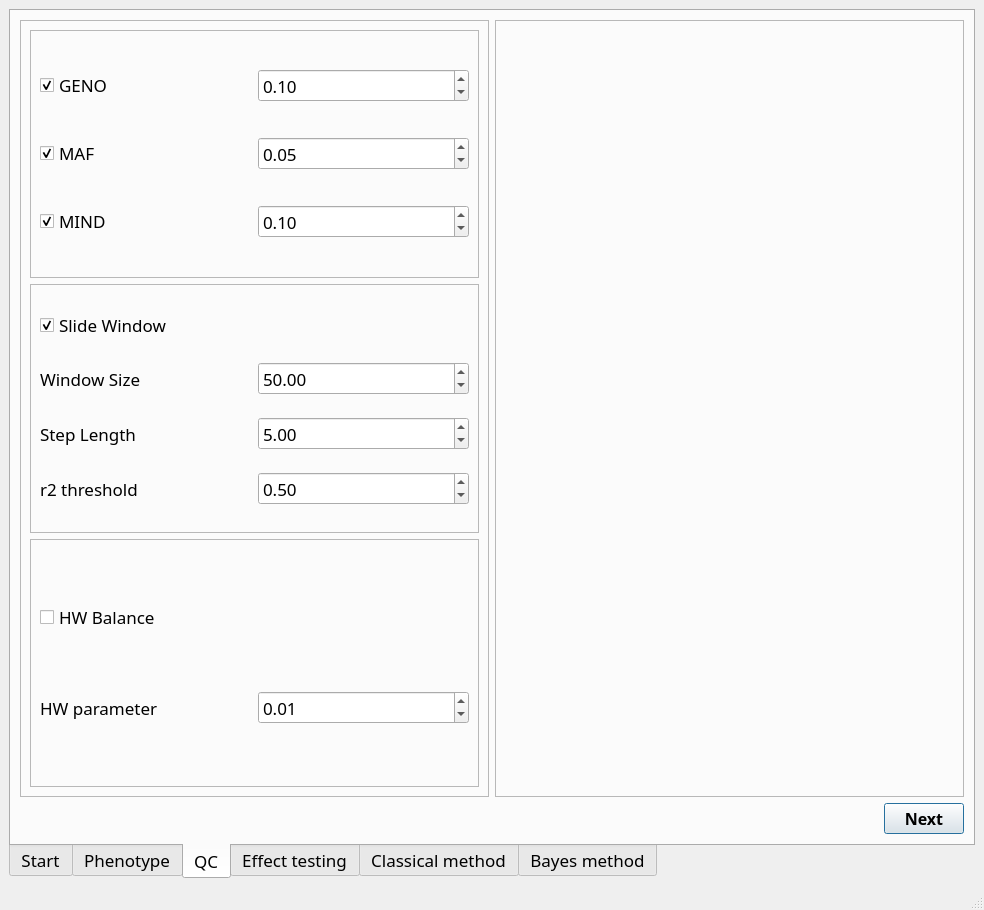
This is mainwindow.ui in LiangBeam9810/AquaGS_GUI as Qt 5 draws it before an edit. The edited form follows.
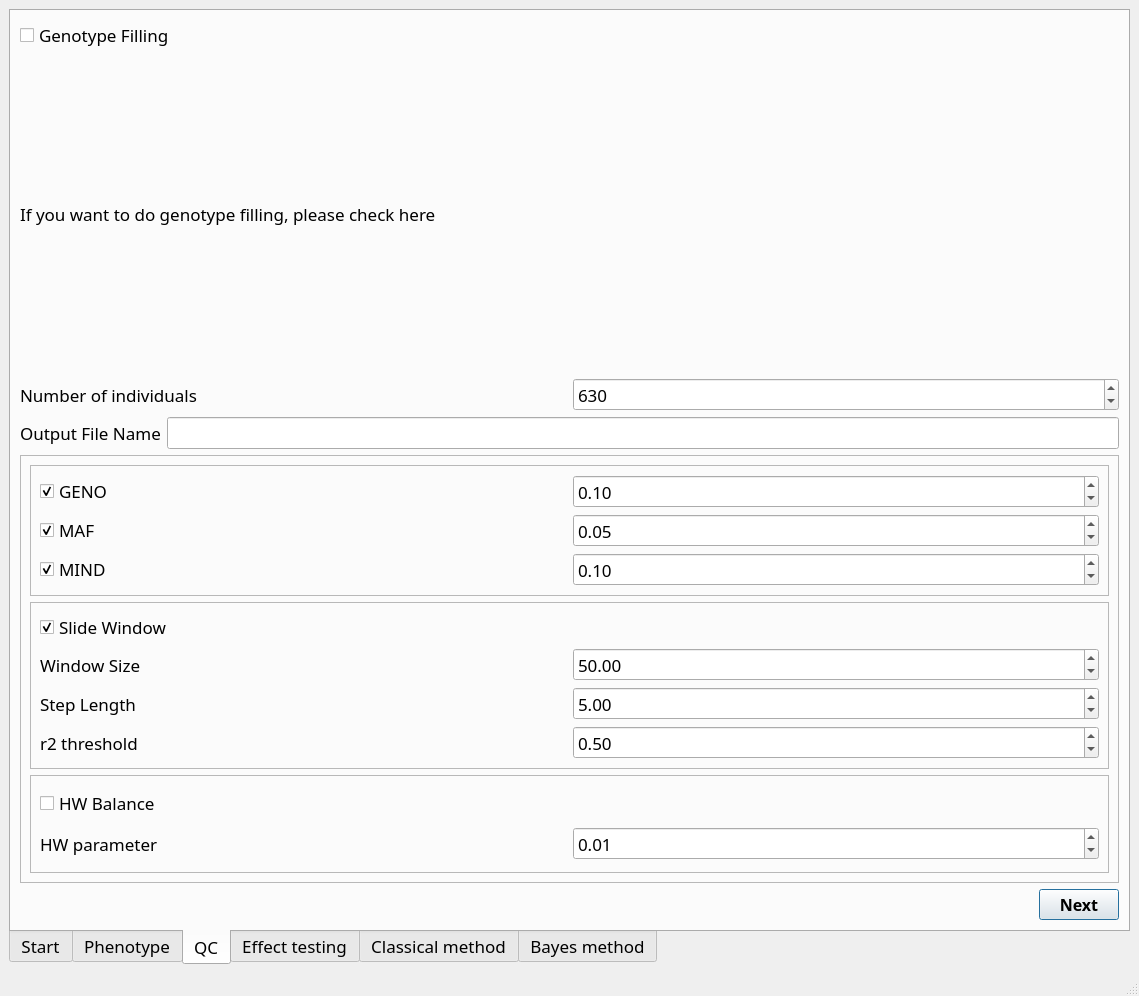
This is the edited form. The open tabs and pages were chosen to show the change.

What changed in the file:
```diff
--- a/mainwindow.ui
+++ b/mainwindow.ui
@@ -6,8 +6,8 @@
    <rect>
     <x>0</x>
     <y>0</y>
-    <width>984</width>
-    <height>910</height>
+    <width>1139</width>
+    <height>996</height>
    </rect>
   </property>
   <property name="windowTitle">
@@ -1410,12 +1410,68 @@
        <attribute name="title">
         <string>QC</string>
        </attribute>
-       <layout class="QGridLayout" name="gridLayout_18">
+       <layout class="QGridLayout" name="gridLayout_15">
         <item row="0" column="0">
+         <layout class="QVBoxLayout" name="verticalLayout_20">
+          <item>
          <layout class="QVBoxLayout" name="verticalLayout_21">
           <item>
-           <layout class="QHBoxLayout" name="horizontalLayout_25">
+             <widget class="QCheckBox" name="genofillcheckBox">
+              <property name="text">
+               <string>Genotype Filling</string>
+              </property>
+              <property name="checked">
+               <bool>false</bool>
+              </property>
+             </widget>
+            </item>
             <item>
+             <widget class="QLabel" name="label_45">
+              <property name="text">
+               <string>If you want to do genotype filling, please check here</string>
+              </property>
+             </widget>
+            </item>
+           </layout>
+          </item>
+          <item>
+           <layout class="QHBoxLayout" name="horizontalLayout_37">
+            <item>
+             <widget class="QLabel" name="label_48">
+              <property name="text">
+               <string>Number of individuals</string>
+              </property>
+             </widget>
+            </item>
+            <item>
+             <widget class="QSpinBox" name="genofill_spinBox">
+              <property name="maximum">
+               <number>9999</number>
+              </property>
+              <property name="value">
+               <number>630</number>
+              </property>
+             </widget>
+            </item>
+           </layout>
+          </item>
+          <item>
+           <layout class="QHBoxLayout" name="horizontalLayout_35">
+            <item>
+             <widget class="QLabel" name="label_46">
+              <property name="text">
+               <string>Output File Name</string>
+              </property>
+             </widget>
+            </item>
+            <item>
+             <widget class="QLineEdit" name="genofill_output_lineEdit"/>
+            </item>
+           </layout>
+          </item>
+         </layout>
+        </item>
+        <item row="1" column="0">
              <widget class="QFrame" name="frame">
               <property name="frameShape">
                <enum>QFrame::StyledPanel</enum>
@@ -1614,30 +1670,7 @@
               </layout>
              </widget>
             </item>
-            <item>
-             <widget class="QFrame" name="frame_5">
-              <property name="frameShape">
-               <enum>QFrame::StyledPanel</enum>
-              </property>
-              <property name="frameShadow">
-               <enum>QFrame::Raised</enum>
-              </property>
-              <layout class="QVBoxLayout" name="verticalLayout_20">
-               <item>
-                <layout class="QGridLayout" name="gridLayout_15"/>
-               </item>
-               <item>
-                <layout class="QGridLayout" name="gridLayout_16"/>
-               </item>
-               <item>
-                <layout class="QGridLayout" name="gridLayout_17"/>
-               </item>
-              </layout>
-             </widget>
-            </item>
-           </layout>
-          </item>
-          <item>
+        <item row="2" column="0">
            <layout class="QHBoxLayout" name="horizontalLayout_13">
             <property name="sizeConstraint">
              <enum>QLayout::SetFixedSize</enum>
@@ -1685,8 +1718,6 @@
            </layout>
           </item>
          </layout>
-        </item>
-       </layout>
       </widget>
       <widget class="QWidget" name="Effect">
        <attribute name="title">
```
Left out of the diff: 325 changed lines with no effect on the pictures. Lines whose indentation alone changed are shown as unchanged.
